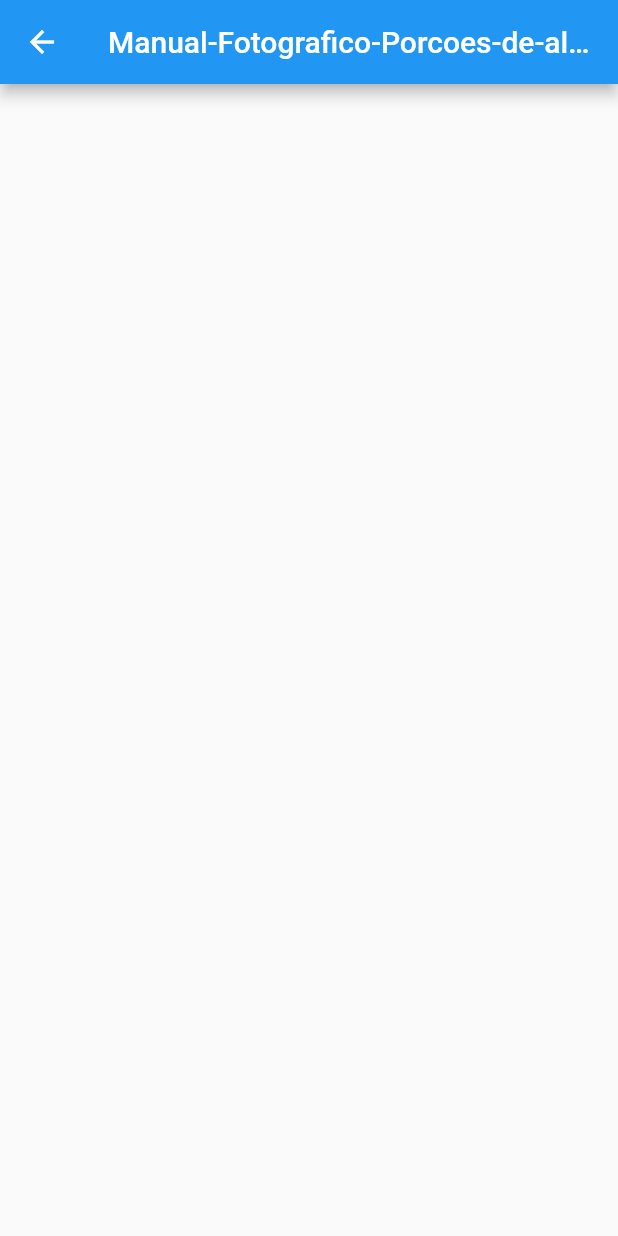
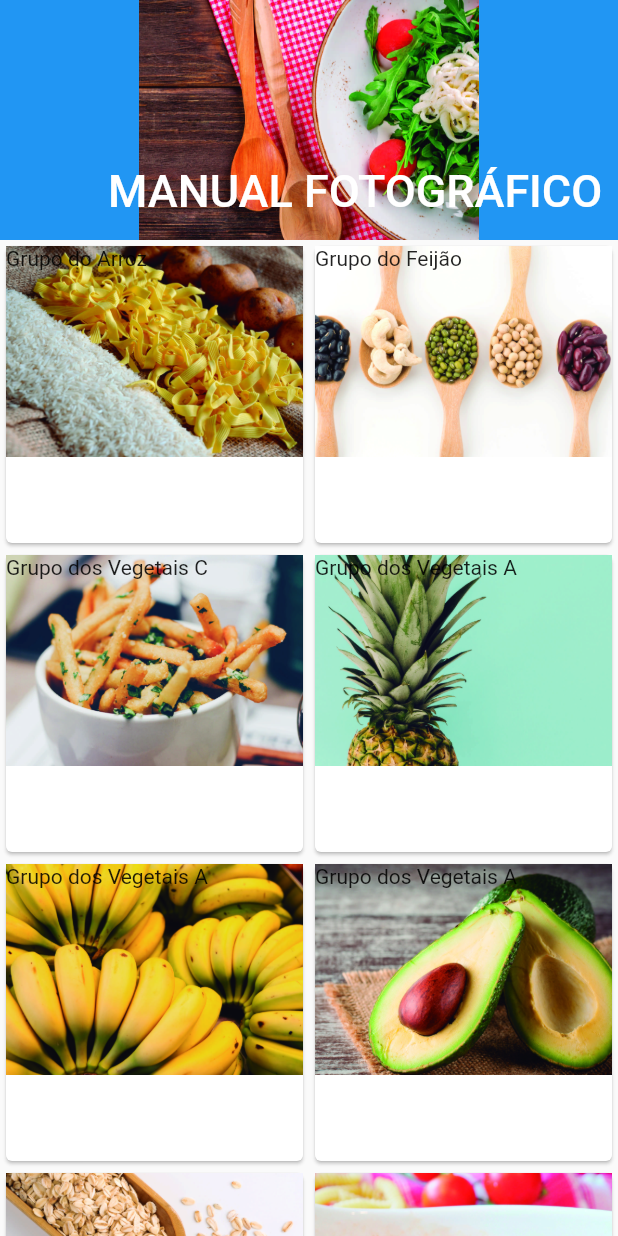
Before and after one commit to marcos1martins/lista_alimentos_equi_app, a Flutter app: the HomePage screen opened directly, on a phone screen of 412 x 824 dp. Run offline on Flutter 3.47's test engine with Material 2 defaults, Android fonts, the phone set to English and light mode, and no system bars; missing offline and left inert: circular_menu.

Commit message:
Página inicial inicial.

```diff
--- a/lib/app/pages/home_page.dart
+++ b/lib/app/pages/home_page.dart
@@ -1,5 +1,8 @@
 import 'package:flutter/cupertino.dart';
 import 'package:flutter/material.dart';
+import 'package:flutter/rendering.dart';
+import 'package:lista_alimentos_equi_app/app/widgets/custom_app_bar.dart';
+import 'package:lista_alimentos_equi_app/app/widgets/lista_categorias.dart';
 
 class HomePage extends StatefulWidget {
   const HomePage({Key? key}) : super(key: key);
@@ -9,11 +12,35 @@ class HomePage extends StatefulWidget {
 }
 
 class _HomePageState extends State<HomePage> {
+
   @override
   Widget build(BuildContext context) {
-    return Scaffold(
-      appBar: AppBar(title: Text("Manual-Fotografico-Porcoes-de-alimentos"),),
-      body: Container(),
+    return SafeArea(
+      child: Scaffold(
+        body: CustomScrollView(
+          slivers: [
+            SliverAppBar(
+                pinned: true,
+                snap: true,
+                floating: true,
+                expandedHeight: 160.0,
+                flexibleSpace: FlexibleSpaceBar(
+                  title: Text("MANUAL FOTOGRÁFICO"),
+                  background: Image.asset("assets/img35.jpg"),
+                ),),
+            SliverGrid(
+              gridDelegate:
+                  SliverGridDelegateWithFixedCrossAxisCount(crossAxisCount: 2),
+              delegate: SliverChildBuilderDelegate(
+                (BuildContext context, int index) {
+                  return preparaCardCategorias(index);
+                },
+                childCount: categorias.length,
+              ),
+            ),
+          ],
+        ),
+      ),
     );
   }
 }
--- /dev/null
+++ b/lib/app/widgets/lista_categorias.dart
@@ -0,0 +1,32 @@
+import 'package:flutter/material.dart';
+
+const List<DadosCard> categorias = [
+  DadosCard("Grupo do Arroz", "assets/grupo_arroz.jpg"),
+  DadosCard("Grupo do Feijão", "assets/grupo_feijao.jpg"),
+  DadosCard("Grupo dos Vegetais C", "assets/grupo_vegetaisc.jpg"),
+  DadosCard("Grupo dos Vegetais A", "assets/grupo_frutasa.jpg"),
+  DadosCard("Grupo dos Vegetais A", "assets/grupo_frutasb.jpg"),
+  DadosCard("Grupo dos Vegetais A", "assets/grupo_frutasc.jpg"),
+  DadosCard("", "assets/grupo_paes_cereais.jpg"),
+  DadosCard("", "assets/grupo_carnes.jpg"),
+  DadosCard("", "assets/grupo_doces.jpg"),
+];
+
+Card preparaCardCategorias(int index) {
+
+  return Card(
+    child: Stack(
+      children: [
+        Image.asset(categorias[index].image),
+        Text(categorias[index].name)
+      ],
+    ),
+  );
+}
+
+class DadosCard {
+  const DadosCard(this.name, this.image);
+
+  final String name;
+  final String image;
+}
--- a/lib/main.dart
+++ b/lib/main.dart
@@ -1,7 +1,5 @@
 import 'package:flutter/material.dart';
 import 'package:lista_alimentos_equi_app/app/pages/home_page.dart';
-import 'package:lista_alimentos_equi_app/app/testes/circular_menu_teste.dart';
-import 'package:lista_alimentos_equi_app/app/testes/fluent_appbar_teste.dart';
 
 void main() {
   runApp(MyApp());
@@ -25,7 +23,7 @@ class MyApp extends StatelessWidget {
         // is not restarted.
         primarySwatch: Colors.blue,
       ),
-      home: CircularMenuTeste(),
+      home: HomePage(),
     );
   }
 }
```
Also changed, not shown: lib/app/testes/fluent_appbar_teste.dart (deleted, +0 -88 lines), lib/app/testes/sliverteste.dart (added, +131 -0 lines), lib/app/widgets/custom_app_bar.dart (+10 -20 lines), lib/app/widgets/custom_circular_menu.dart (+13 -0 lines), pubspec.yaml (+17 -3 lines), assets/grupo_arroz.jpg (added), assets/grupo_carnes.jpg (added), assets/grupo_doces.jpg (added), assets/grupo_feijao.jpg (added), assets/grupo_frutasa.jpg (added), assets/grupo_frutasb.jpg (added), assets/grupo_frutasc.jpg (added), assets/grupo_paes_cereais.jpg (added), assets/grupo_vegetaisc.jpg (added), 3 more files.
